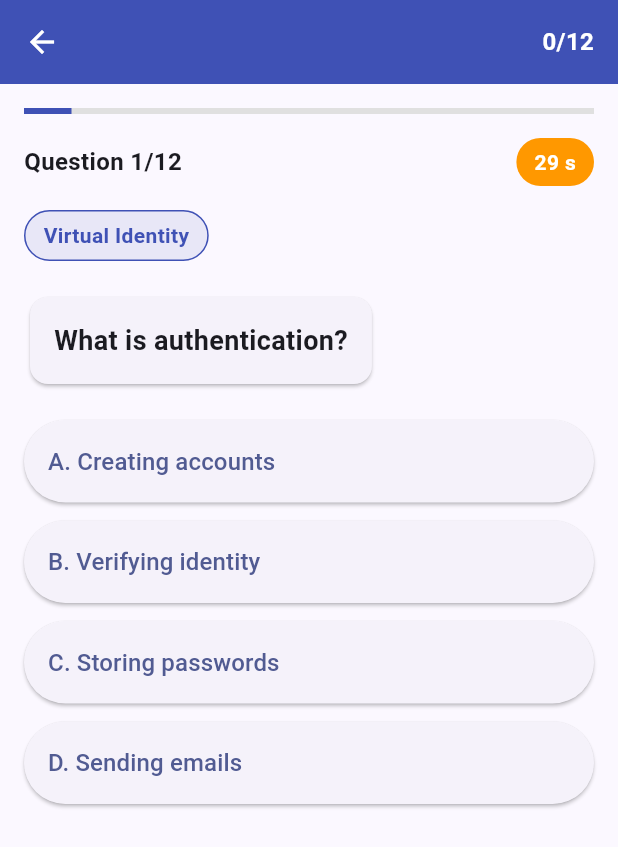
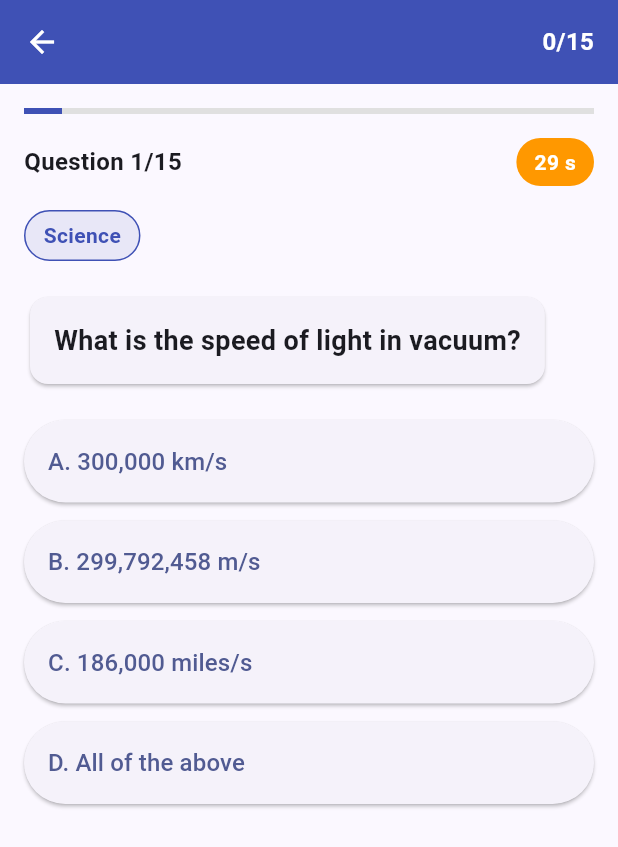
Before and after one commit to Cyril2004-crypto/quiz_game, a Flutter app: the QuizScreen screen opened directly with empty values, on a phone screen of 412 x 824 dp. Shown: the top 847 px of the screen. Run offline on Flutter 3.47's test engine with Material 3 defaults, Android fonts, the phone set to English and light mode, and no system bars; our stand-ins replace shared_preferences; accounts and stored records are empty.

Commit message:
Update quiz app with general knowledge questions
- Replaced technical questions with general knowledge topics
- Added questions covering Science, Geography, Earth Science, and Politics & History
- Updated app title and descriptions
- Added debug output to troubleshoot navigation issues
- Version bumped to 2.0.0

Technical features maintained:
- Event-driven programming (game events, timers, user interactions)
- Virtual identity (user profiles, avatars, achievements)
- Interoperability (JSON serialization, cross-platform compatibility)
- Version control (quiz version history and tracking)

```diff
--- /dev/null
+++ b/devtools_options.yaml
@@ -0,0 +1,3 @@
+description: This file stores settings for Dart & Flutter DevTools.
+documentation: https://docs.flutter.dev/tools/devtools/extensions#configure-extension-enablement-states
+extensions:
--- a/lib/main.dart
+++ b/lib/main.dart
@@ -1,5 +1,4 @@
 import 'package:flutter/material.dart';
-import 'dart:math';
 import 'dart:async';
 import 'dart:convert';
 import 'package:shared_preferences/shared_preferences.dart';
@@ -14,7 +13,7 @@ class TechQuizApp extends StatelessWidget {
   @override
   Widget build(BuildContext context) {
     return MaterialApp(
-      title: 'Tech Concepts Quiz',
+      title: 'General Knowledge Quiz',
       theme: ThemeData(
         colorScheme: ColorScheme.fromSeed(seedColor: Colors.indigo),
         useMaterial3: true,
@@ -117,7 +116,7 @@ class QuizVersion {
 }
 
 class QuizDataManager {
-  static const String currentVersion = "1.2.0";
+  static const String currentVersion = "2.0.0";
 
   static List<QuizVersion> getVersionHistory() {
     return [
@@ -125,19 +124,19 @@ class QuizDataManager {
         version: "1.0.0",
         lastUpdated: DateTime(2024, 1, 1),
         questions: _getBasicQuestions(),
-        changelog: "Initial release with basic tech questions",
+        changelog: "Initial release with basic science questions",
       ),
       QuizVersion(
         version: "1.1.0",
         lastUpdated: DateTime(2024, 6, 1),
         questions: _getIntermediateQuestions(),
-        changelog: "Added event-driven programming questions",
+        changelog: "Added geography questions and expanded content",
       ),
       QuizVersion(
-        version: "1.2.0",
-        lastUpdated: DateTime(2024, 10, 1),
+        version: "2.0.0",
+        lastUpdated: DateTime(2024, 10, 2),
         questions: _getAllQuestions(),
-        changelog: "Added interoperability and virtual identity questions",
+        changelog: "Major update: Added general knowledge questions covering Science, Geography, Earth Science, and Politics & History",
       ),
     ];
   }
@@ -149,11 +148,11 @@ class QuizDataManager {
   static List<QuizQuestion> _getBasicQuestions() {
     return [
       QuizQuestion(
-        question: "What is version control?",
-        options: ["File backup", "Code history tracking", "Bug fixing", "Performance optimization"],
+        question: "What is the largest planet in our solar system?",
+        options: ["Earth", "Jupiter", "Saturn", "Neptune"],
         correctAnswer: 1,
-        category: "Version Control",
-        explanation: "Version control tracks changes to code over time, allowing developers to manage different versions.",
+        category: "Science",
+        explanation: "Jupiter is the largest planet in our solar system, with a mass greater than all other planets combined.",
       ),
     ];
   }
@@ -162,107 +161,130 @@ class QuizDataManager {
     return [
       ..._getBasicQuestions(),
       QuizQuestion(
-        question: "What characterizes event-driven programming?",
-        options: ["Sequential execution", "Response to events", "Loop-based logic", "Static flow"],
+        question: "What is the capital of Australia?",
+        options: ["Sydney", "Canberra", "Melbourne", "Perth"],
         correctAnswer: 1,
-        category: "Event-Driven Programming",
-        explanation: "Event-driven programming responds to user actions, system events, or messages from other programs.",
+        category: "Geography",
+        explanation: "Canberra is the capital city of Australia, located in the Australian Capital Territory.",
       ),
     ];
   }
 
   static List<QuizQuestion> _getAllQuestions() {
     return [
-      // Version Control Questions
+      // Science Questions
       QuizQuestion(
-        question: "What is the primary purpose of Git?",
-        options: ["File compression", "Version control", "Code compilation", "Database management"],
+        question: "What is the chemical symbol for gold?",
+        options: ["Go", "Au", "Ag", "Gd"],
         correctAnswer: 1,
-        category: "Version Control",
-        explanation: "Git is a distributed version control system for tracking changes in source code during software development.",
+        category: "Science",
+        explanation: "Au is the chemical symbol for gold, derived from the Latin word 'aurum'.",
       ),
       QuizQuestion(
-        question: "What does 'git commit' do?",
-        options: ["Deletes files", "Saves changes to repository", "Creates branches", "Merges code"],
-        correctAnswer: 1,
-        category: "Version Control",
-        explanation: "Git commit saves your changes to the local repository with a descriptive message.",
+        question: "What is the speed of light in vacuum?",
+        options: ["300,000 km/s", "299,792,458 m/s", "186,000 miles/s", "All of the above"],
+        correctAnswer: 3,
+        category: "Science",
+        explanation: "The speed of light in vacuum is approximately 299,792,458 meters per second, which equals about 300,000 km/s or 186,000 miles/s.",
       ),
       QuizQuestion(
-        question: "What is a merge conflict?",
-        options: ["Server error", "File corruption", "Conflicting changes", "Network issue"],
-        correctAnswer: 2,
-        category: "Version Control",
-        explanation: "A merge conflict occurs when Git cannot automatically resolve differences between commits.",
+        question: "Which organ in the human body produces insulin?",
+        options: ["Liver", "Pancreas", "Kidney", "Heart"],
+        correctAnswer: 1,
+        category: "Science",
+        explanation: "The pancreas produces insulin, a hormone that regulates blood sugar levels.",
       ),
 
-      // Event-Driven Programming Questions
+      // Geography Questions
       QuizQuestion(
-        question: "What is an event listener?",
-        options: ["Database query", "Function that responds to events", "Loop structure", "Variable type"],
+        question: "Which is the longest river in the world?",
+        options: ["Amazon River", "Nile River", "Yangtze River", "Mississippi River"],
         correctAnswer: 1,
-        category: "Event-Driven Programming",
-        explanation: "An event listener is a function that waits for and responds to specific events.",
+        category: "Geography",
+        explanation: "The Nile River is traditionally considered the longest river in the world at approximately 6,650 kilometers.",
       ),
       QuizQuestion(
-        question: "Which of these is an example of event-driven programming?",
-        options: ["Calculating math", "Responding to button clicks", "Reading files", "Sorting arrays"],
+        question: "What is the smallest country in the world?",
+        options: ["Monaco", "Vatican City", "San Marino", "Liechtenstein"],
         correctAnswer: 1,
-        category: "Event-Driven Programming",
-        explanation: "Button clicks are events that trigger responses in event-driven programming.",
+        category: "Geography",
+        explanation: "Vatican City is the smallest country in the world with an area of just 0.17 square miles.",
       ),
       QuizQuestion(
-        question: "What is asynchronous programming?",
-        options: ["Blocking execution", "Non-blocking execution", "Sequential processing", "Synchronous calls"],
+        question: "Which mountain range contains Mount Everest?",
+        options: ["Andes", "Himalayas", "Rocky Mountains", "Alps"],
         correctAnswer: 1,
-        category: "Event-Driven Programming",
-        explanation: "Asynchronous programming allows code to run without blocking the main thread.",
+        category: "Geography",
+        explanation: "Mount Everest is located in the Himalayas on the border between Nepal and Tibet.",
       ),
 
-      // Interoperability Questions
+      // Earth Science Questions
       QuizQuestion(
-        question: "What is interoperability in software?",
-        options: ["Speed optimization", "System compatibility", "Memory management", "User interface"],
+        question: "What causes earthquakes?",
+        options: ["Ocean tides", "Tectonic plate movement", "Weather changes", "Magnetic fields"],
         correctAnswer: 1,
-        category: "Interoperability",
-        explanation: "Interoperability is the ability of different systems to work together and exchange data.",
+        category: "Earth Science",
+        explanation: "Earthquakes are primarily caused by the movement of tectonic plates beneath the Earth's surface.",
       ),
       QuizQuestion(
-        question: "What is an API?",
-        options: ["Database", "Application Programming Interface", "Operating System", "Web Browser"],
+        question: "What is the Earth's outermost layer called?",
+        options: ["Mantle", "Crust", "Core", "Atmosphere"],
         correctAnswer: 1,
-        category: "Interoperability",
-        explanation: "An API defines how different software components should interact with each other.",
+        category: "Earth Science",
+        explanation: "The crust is the Earth's outermost solid layer, where we live and where most geological activity occurs.",
       ),
       QuizQuestion(
-        question: "What format is commonly used for data exchange?",
-        options: ["HTML", "JSON", "CSS", "SQL"],
+        question: "What type of rock is formed by volcanic activity?",
+        options: ["Sedimentary", "Igneous", "Metamorphic", "Composite"],
         correctAnswer: 1,
-        category: "Interoperability",
-        explanation: "JSON (JavaScript Object Notation) is a lightweight, text-based data interchange format.",
+        category: "Earth Science",
+        explanation: "Igneous rocks are formed when molten rock (magma or lava) cools and solidifies.",
       ),
 
-      // Virtual Identity Questions
+      // Politics & History Questions
       QuizQuestion(
-        question: "What is a digital identity?",
-        options: ["Physical ID card", "Online representation", "Password", "Email address"],
+        question: "Who was the first President of the United States?",
+        options: ["Thomas Jefferson", "George Washington", "John Adams", "Benjamin Franklin"],
         correctAnswer: 1,
-        category: "Virtual Identity",
-        explanation: "Digital identity is the online representation of a person, organization, or electronic device.",
+        category: "Politics & History",
+        explanation: "George Washington was the first President of the United States, serving from 1789 to 1797.",
       ),
       QuizQuestion(
-        question: "What is authentication?",
-        options: ["Creating accounts", "Verifying identity", "Storing passwords", "Sending emails"],
+        question: "In which year did World War II end?",
+        options: ["1944", "1945", "1946", "1947"],
         correctAnswer: 1,
-        category: "Virtual Identity",
-        explanation: "Authentication is the process of verifying the identity of a user or system.",
+        category: "Politics & History",
+        explanation: "World War II ended in 1945 with the surrender of Japan in September following the atomic bombings.",
       ),
       QuizQuestion(
-        question: "What is single sign-on (SSO)?",
-        options: ["One password only", "Multiple logins", "Authentication for multiple services", "Account deletion"],
-        correctAnswer: 2,
-        category: "Virtual Identity",
-        explanation: "SSO allows users to access multiple applications with one set of credentials.",
+        question: "What is the United Nations headquarters located?",
+        options: ["Geneva", "New York City", "London", "Paris"],
+        correctAnswer: 1,
+        category: "Politics & History",
+        explanation: "The United Nations headquarters is located in New York City, United States.",
+      ),
+
+      // Additional Science Questions
+      QuizQuestion(
+        question: "What gas do plants absorb from the atmosphere during photosynthesis?",
+        options: ["Oxygen", "Carbon Dioxide", "Nitrogen", "Hydrogen"],
+        correctAnswer: 1,
+        category: "Science",
+        explanation: "Plants absorb carbon dioxide from the atmosphere and convert it into glucose during photosynthesis.",
+      ),
+      QuizQuestion(
+        question: "What is the hardest natural substance on Earth?",
+        options: ["Iron", "Diamond", "Quartz", "Granite"],
+        correctAnswer: 1,
+        category: "Science",
+        explanation: "Diamond is the hardest natural substance on Earth, rating 10 on the Mohs hardness scale.",
+      ),
+      QuizQuestion(
+        question: "How many chambers does a human heart have?",
+        options: ["Two", "Four", "Six", "Eight"],
+        correctAnswer: 1,
+        category: "Science",
+        explanation: "The human heart has four chambers: two atria and two ventricles.",
       ),
     ];
   }
@@ -332,6 +354,7 @@ class _WelcomeScreenState extends State<WelcomeScreen> with TickerProviderStateM
   }
 
   void _startQuiz() async {
+    print('Start Quiz button clicked'); // Debug
     if (_usernameController.text.trim().isEmpty) {
       ScaffoldMessenger.of(context).showSnackBar(
         const SnackBar(content: Text('Please enter your username')),
@@ -339,6 +362,7 @@ class _WelcomeScreenState extends State<WelcomeScreen> with TickerProviderStateM
       return;
     }
 
+    print('Creating user profile...'); // Debug
     // Save user profile
     final profile = UserProfile(
       username: _usernameController.text.trim(),
@@ -349,14 +373,15 @@ class _WelcomeScreenState extends State<WelcomeScreen> with TickerProviderStateM
       lastPlayed: DateTime.now(),
     );
 
+    print('Saving profile to SharedPreferences...'); // Debug
     final prefs = await SharedPreferences.getInstance();
     await prefs.setString('userProfile', jsonEncode(profile.toJson()));
 
+    print('Navigating to QuizScreen...'); // Debug
     if (mounted) {
       Navigator.push(
         context,
-        MaterialApp.createRoute(
-          context: context,
+        MaterialPageRoute(
           builder: (context) => QuizScreen(userProfile: profile),
         ),
       );
@@ -389,7 +414,7 @@ class _WelcomeScreenState extends State<WelcomeScreen> with TickerProviderStateM
                   ),
                   const SizedBox(height: 24),
                   const Text(
-                    'Tech Concepts Quiz',
+                    'General Knowledge Quiz',
                     style: TextStyle(
                       fontSize: 32,
                       fontWeight: FontWeight.bold,
@@ -398,7 +423,7 @@ class _WelcomeScreenState extends State<WelcomeScreen> with TickerProviderStateM
                   ),
                   const SizedBox(height: 16),
                   const Text(
-                    'Test your knowledge on:\n• Version Control\n• Event-Driven Programming\n• Interoperability\n• Virtual Identity',
+                    'Test your knowledge on:\n• Science & Biology\n• Geography & World Facts\n• Earth Science & Environment\n• Politics & History',
                     textAlign: TextAlign.center,
                     style: TextStyle(
                       fontSize: 16,
@@ -483,6 +508,54 @@ class _WelcomeScreenState extends State<WelcomeScreen> with TickerProviderStateM
   }
 }
 
+// Test Screen to debug navigation
+class TestScreen extends StatelessWidget {
+  final UserProfile userProfile;
+
+  const TestScreen({super.key, required this.userProfile});
+
+  @override
+  Widget build(BuildContext context) {
+    return Scaffold(
+      appBar: AppBar(
+        title: Text('Test Screen - ${userProfile.username}'),
+        backgroundColor: Colors.green,
+        foregroundColor: Colors.white,
+      ),
+      body: Center(
+        child: Column(
+          mainAxisAlignment: MainAxisAlignment.center,
+          children: [
+            Text(
+              'Navigation works!',
+              style: TextStyle(fontSize: 24, fontWeight: FontWeight.bold),
+            ),
+            SizedBox(height: 20),
+            Text('User: ${userProfile.avatar} ${userProfile.username}'),
+            SizedBox(height: 20),
+            ElevatedButton(
+              onPressed: () {
+                Navigator.pushReplacement(
+                  context,
+                  MaterialPageRoute(
+                    builder: (context) => QuizScreen(userProfile: userProfile),
+                  ),
+                );
+              },
+              child: Text('Go to Quiz'),
+            ),
+            SizedBox(height: 10),
+            ElevatedButton(
+              onPressed: () => Navigator.pop(context),
+              child: Text('Go Back'),
+            ),
+          ],
+        ),
+      ),
+    );
+  }
+}
+
 // Main Quiz Screen with Event-Driven Programming
 class QuizScreen extends StatefulWidget {
   final UserProfile userProfile;
@@ -508,7 +581,9 @@ class _QuizScreenState extends State<QuizScreen> with TickerProviderStateMixin {
   @override
   void initState() {
     super.initState();
+    print('QuizScreen initState called'); // Debug
     _questions = QuizDataManager.getCurrentQuestions();
+    print('Questions loaded: ${_questions.length}'); // Debug
     _questions.shuffle(); // Add some randomness
     _startTimer();
     _setupEventListeners();
@@ -601,8 +676,7 @@ class _QuizScreenState extends State<QuizScreen> with TickerProviderStateMixin {
 
     Navigator.pushReplacement(
       context,
-      MaterialApp.createRoute(
-        context: context,
+      MaterialPageRoute(
         builder: (context) => ResultScreen(
           score: _score,
           totalQuestions: _questions.length,
@@ -1080,14 +1154,13 @@ ${_getPerformanceMessage()}
                       onPressed: () {
                         Navigator.pushAndRemoveUntil(
                           context,
-                          MaterialApp.createRoute(
-                            context: context,
+                          MaterialPageRoute(
                             builder: (context) => const WelcomeScreen(),
                           ),
                           (route) => false,
                         );
                       },
-                      icon: const Icon(Icons.refresh),
+                      icon: const Icon(Icons.replay),
                       label: const Text('Play Again'),
                       style: ElevatedButton.styleFrom(
                         backgroundColor: Colors.orange,
```
